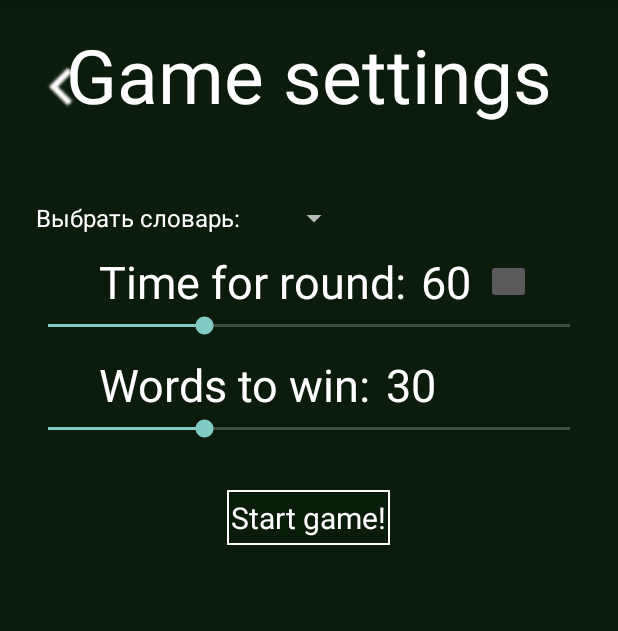
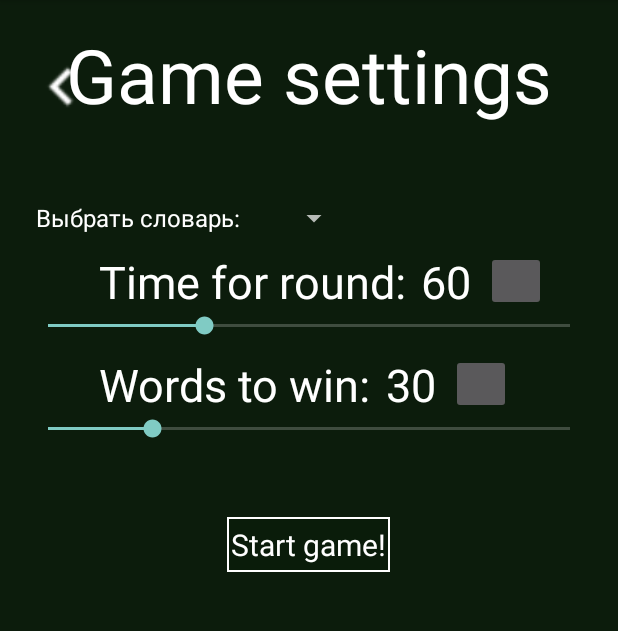
Before and after one commit to Andrew-975/Alias, an Android app: the GameActivity screen opened directly, with no data from a screen before it, on a phone screen of 412 x 824 dp, the part 84-715 px from its top. Run offline under Robolectric (Android 15) with nearby library versions, the phone set to English and light mode, and no system bars; libraries missing offline, so code that uses them is left out: com.orm.

Commit message:
Some additions to strring.xml. Trying to fix themes and styles. Input timeForRound and wordsToWin from numeric keyboard.

```diff
--- a/app/src/main/java/com/example/andrew_975/alias/TeamS.java
+++ b/app/src/main/java/com/example/andrew_975/alias/TeamS.java
@@ -29,6 +29,7 @@ public class TeamS extends ActionBarActivity {
         MyAdapter adapter = new MyAdapter(teams, this, false);
         final ListView list = (ListView) findViewById(R.id.teamsListView);
         list.setAdapter(adapter);
+
         final EditText edit1 = (EditText) findViewById(R.id.teamNameEditText);
         edit1.setOnKeyListener(new View.OnKeyListener() {
             public boolean onKey(View v ,int keyCode, KeyEvent event) {
@@ -68,7 +69,6 @@ public class TeamS extends ActionBarActivity {
 
     public void onClickTeamSReady(ArrayList<Team> array){
         Exchange.teams = array;
-        //return Exchange.teams;
     }
 
     public ArrayList<Team> convertToTeams()
--- a/app/src/main/res/layout/activity_game.xml
+++ b/app/src/main/res/layout/activity_game.xml
@@ -1,6 +1,8 @@
 <RelativeLayout xmlns:android="http://schemas.android.com/apk/res/android"
-    xmlns:tools="http://schemas.android.com/tools" android:layout_width="match_parent"
-    android:layout_height="match_parent" android:paddingLeft="@dimen/activity_horizontal_margin"
+    xmlns:tools="http://schemas.android.com/tools"
+    android:layout_width="match_parent"
+    android:layout_height="match_parent"
+    android:paddingLeft="@dimen/activity_horizontal_margin"
     android:paddingRight="@dimen/activity_horizontal_margin"
     android:paddingTop="@dimen/activity_vertical_margin"
     android:paddingBottom="@dimen/activity_vertical_margin"
@@ -63,11 +65,12 @@
         android:layout_height="wrap_content"
         android:text="@string/startGame"
         android:id="@+id/button2"
+        android:textAllCaps="false"
         android:layout_centerHorizontal="true"
         android:textSize="20dp"
-        android:layout_below="@+id/wordsToWinText"
+        android:layout_below="@+id/wordsToWinBar"
         android:layout_marginTop="50dp"
-        android:onClick="onClickGameStart" />
+        android:onClick="onClickGameStart"/>
 
     <SeekBar
         android:layout_width="wrap_content"
@@ -84,9 +87,9 @@
     <SeekBar
         android:layout_width="wrap_content"
         android:layout_height="wrap_content"
-        android:id="@+id/seekBar2"
+        android:id="@+id/wordsToWinBar"
         android:layout_below="@+id/wordsToWinText"
-        android:max="100"
+        android:max="150"
         android:layout_alignParentRight="true"
         android:layout_alignParentEnd="true"
         android:layout_alignParentLeft="true"
@@ -118,13 +121,23 @@
         android:layout_marginLeft="10dp"/>
 
     <ImageButton
-        android:layout_width="30dp"
-        android:layout_height="30dp"
+        android:layout_width="40dp"
+        android:layout_height="40dp"
         android:id="@+id/timeForRoundImageButton"
         android:layout_below="@+id/chooseDictionarySpinner"
         android:layout_toRightOf="@+id/timeForRoundValueText"
-        android:layout_marginTop="15dp"
         android:layout_marginLeft="10dp"
-        android:onClick=""/>
+        android:layout_marginTop="10dp"
+        android:onClick="onClickTimeForRoundButton"/>
+
+    <ImageButton
+        android:layout_width="40dp"
+        android:layout_height="40dp"
+        android:id="@+id/wordsToWinImageButton"
+        android:layout_below="@+id/timeForRoundBar"
+        android:layout_toRightOf="@+id/wordsToWinValueText"
+        android:layout_marginLeft="10dp"
+        android:layout_marginTop="10dp"
+        android:onClick="onClickWordsToWinButton"/>
 
 </RelativeLayout>
--- a/app/src/main/res/layout/activity_team_s.xml
+++ b/app/src/main/res/layout/activity_team_s.xml
@@ -44,6 +44,7 @@
         android:layout_height="wrap_content"
         android:text="@string/ready"
         android:textSize="20dp"
+        android:textAllCaps="false"
         android:id="@+id/button6"
         android:onClick="onClickBackToGame"
         android:layout_below="@+id/teamNameEditText"
--- a/app/src/main/res/values/strings.xml
+++ b/app/src/main/res/values/strings.xml
@@ -83,8 +83,10 @@
     <string name="play">Play</string>
     <string name="team">Team</string>
     <string name="go">Go!</string>
-
-
+    <string name="round">Round</string>
+    <string name="score">Score:</string>
+    <string name="enterTimeInSeconds">Enter time in seconds</string>
+    <string name="enterWordsToWin">Enter number of words</string>
 
 
 </resources>
--- a/app/src/main/res/values/styles.xml
+++ b/app/src/main/res/values/styles.xml
@@ -22,6 +22,6 @@
     </style>
 
     <!-- Backward-compatible version of ?android:attr/buttonBarButtonStyle -->
-    <style name="ButtonBarButton" />
-
+    <style name="ButtonBarButton">
+    </style>
 </resources>
--- a/app/src/main/res/values/theme.xml
+++ b/app/src/main/res/values/themes.xml
@@ -3,11 +3,13 @@
     <color name="theme_color">#ff0c1c0c</color>
     <style name="Theme" parent="Theme.AppCompat">
         <item name="android:windowBackground">@color/theme_color</item>
-        <item name="android:textColor">#ffffffff</item>
+        <item name="android:textColor">#ffffff</item>
         <item name="android:buttonStyle">@style/ThemeButton</item>
     </style>
+
     <style name="ThemeButton" parent="@android:style/Widget.Button">
         <item name="android:background">@drawable/my_button</item>
-        <item name="android:textColor">#FFFFFF</item>
+        <item name="android:textColor">#ffffff</item>
+        <item name="android:textAllCaps">false</item>
     </style>
 </resources>
```
Also changed, not shown: app/src/main/java/com/example/andrew_975/alias/GameActivity.java (+93 -4 lines), app/src/main/java/com/example/andrew_975/alias/TurnStat.java (+8 -4 lines), app/src/main/java/com/example/andrew_975/alias/WordStatistic.java (+7 -1 lines), app/src/main/res/values-v11/styles.xml (deleted, +0 -15 lines), 2 other files.
